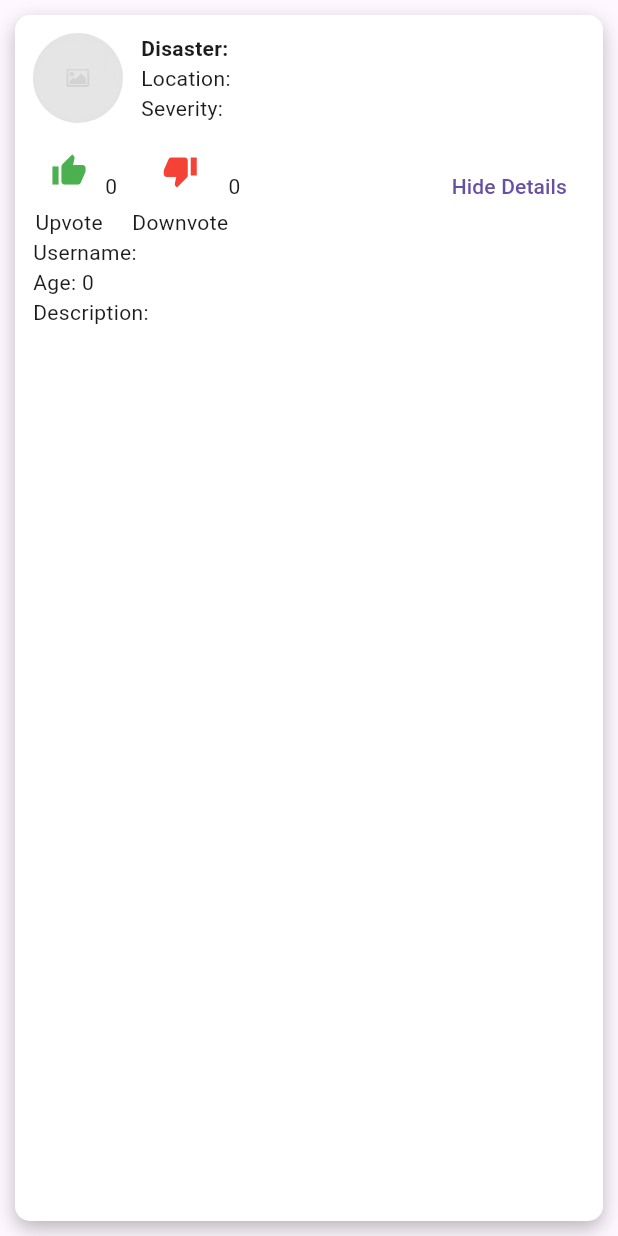
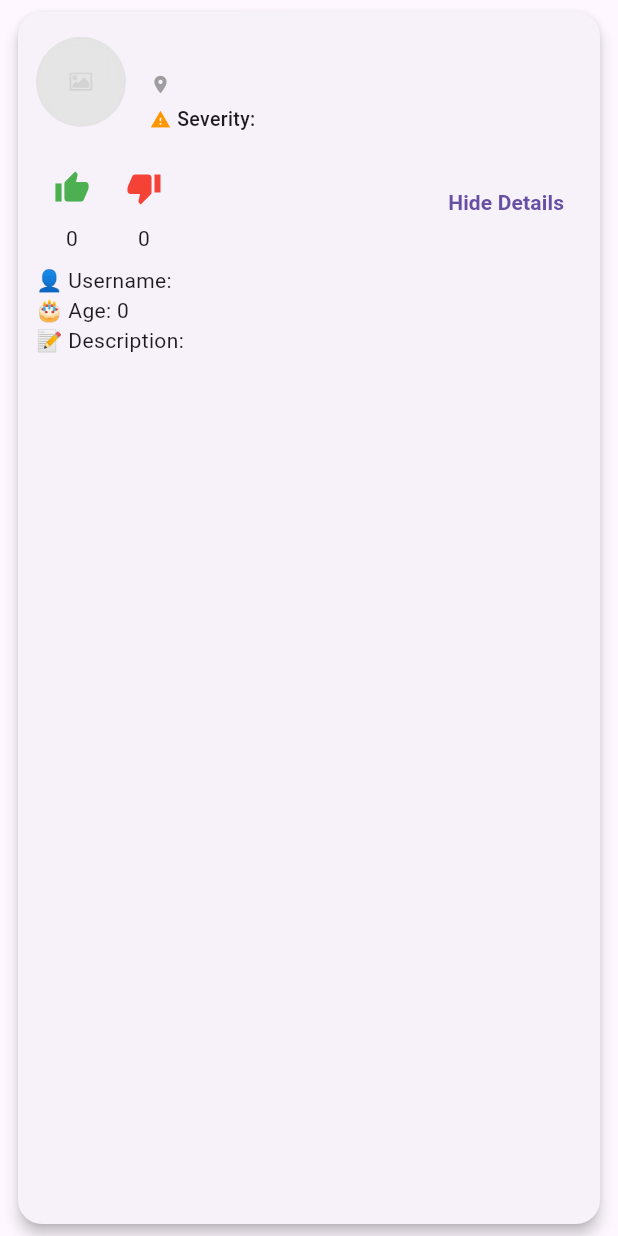
Before and after one commit to vamsikrishnaperuri/Community_Disaster_Management, a Flutter app: the PostCard widget shown alone on an empty page, opened directly with empty values, after a tap on "Show More", on a phone screen of 412 x 824 dp. Run offline on Flutter 3.47's test engine with Material 3 defaults, Android fonts, the phone set to English and light mode, and no system bars; our stand-ins replace cloud_firestore, firebase_auth, firebase_core, firebase_storage, flutter_rating_bar, geocoding and 3 more; accounts and stored records are empty; network calls fail.

Commit message:
UPDATED: Post UI

```diff
--- a/lib/Screens/home_page.dart
+++ b/lib/Screens/home_page.dart
@@ -204,27 +204,16 @@ class _PostCardState extends State<PostCard> {
 
   @override
   Widget build(BuildContext context) {
-    return AnimatedContainer(
-      duration: const Duration(milliseconds: 300),
-      margin: const EdgeInsets.all(10),
-      decoration: BoxDecoration(
-        color: Colors.white,
-        borderRadius: BorderRadius.circular(10),
-        boxShadow: const [
-          BoxShadow(
-            color: Colors.black26,
-            blurRadius: 10,
-            offset: Offset(0, 5),
-          ),
-        ],
-      ),
+    return Card(
+        elevation: 4,
+        margin: const EdgeInsets.symmetric(vertical: 8, horizontal: 12),
+        shape: RoundedRectangleBorder(borderRadius: BorderRadius.circular(16)),
         child: Padding(
           padding: const EdgeInsets.all(12.0),
           child: Column(
             crossAxisAlignment: CrossAxisAlignment.start,
             children: [
               Row(
-              crossAxisAlignment: CrossAxisAlignment.start,
                 children: [
                   // Circular image
                   ClipOval(
@@ -252,23 +241,65 @@ class _PostCardState extends State<PostCard> {
                       fit: BoxFit.cover,
                     ),
                   ),
-                const SizedBox(width: 12),
-                // Info at the right
+                  const SizedBox(width: 16),
+
+                  // Main info
                   Expanded(
                     child: Column(
                       crossAxisAlignment: CrossAxisAlignment.start,
                       children: [
-                      Text('Disaster: ${widget.post.disasterType}',
-                          style: const TextStyle(fontWeight: FontWeight.bold)),
-                      Text('Location: ${widget.post.location}'),
-                      Text('Severity: ${widget.post.severity}'),
+                        Text(
+                          widget.post.disasterType.toUpperCase(),
+                          style: const TextStyle(
+                            fontWeight: FontWeight.bold,
+                            fontSize: 16,
+                          ),
+                        ),
+                        const SizedBox(height: 4),
+                        Row(
+                          children: [
+                            const Icon(Icons.location_on, size: 14, color: Colors.grey),
+                            const SizedBox(width: 4),
+                            Expanded(
+                              child: Text(
+                                widget.post.location,
+                                style: const TextStyle(fontSize: 13, color: Colors.grey),
+                                overflow: TextOverflow.ellipsis,
+                              ),
+                            ),
+                          ],
+                        ),
+                        const SizedBox(height: 4),
+                        Row(
+                          children: [
+                            const Icon(Icons.warning, size: 14, color: Colors.orange),
+                            const SizedBox(width: 4),
+                              const Text(
+                              "Severity: ",
+                              style: TextStyle(fontSize: 13, fontWeight: FontWeight.w500),
+                            ),
+                            Text(
+                              widget.post.severity,
+                              style: TextStyle(
+                                fontSize: 13,
+                                color: widget.post.severity.toLowerCase() == 'high'
+                                    ? Colors.red
+                                    : widget.post.severity.toLowerCase() == 'medium'
+                                    ? Colors.orange
+                                    : Colors.green,
+                                fontWeight: FontWeight.bold,
+                              ),
+                            ),
+                          ],
+                        ),
                       ],
                     ),
                   ),
-
                 ],
               ),
-            const SizedBox(height: 8),
+              const SizedBox(height: 12),
+
+              // Voting and toggle
               Row(
                 mainAxisAlignment: MainAxisAlignment.spaceBetween,
                 children: [
@@ -280,21 +311,18 @@ class _PostCardState extends State<PostCard> {
                             icon: const Icon(Icons.thumb_up, color: Colors.green),
                             onPressed: () => widget.onVote(true),
                           ),
-                        const Text('Upvote'),
+                          Text('${widget.post.upvotes}'),
                         ],
                       ),
-                    Text('${widget.post.upvotes}'),
-                    const SizedBox(width: 10),
                       Column(
                         children: [
                           IconButton(
                             icon: const Icon(Icons.thumb_down, color: Colors.red),
                             onPressed: () => widget.onVote(false),
                           ),
-                        const Text('Downvote'),
+                          Text('${widget.post.downvotes}'),
                         ],
                       ),
-                    Text('${widget.post.downvotes}'),
                     ],
                   ),
                   TextButton(
@@ -303,23 +331,31 @@ class _PostCardState extends State<PostCard> {
                         _showDetails = !_showDetails;
                       });
                     },
-                  child: Text(_showDetails ? "Hide Details" : "Show More"),
+                    child: Text(
+                      _showDetails ? "Hide Details" : "Show More",
+                      style: const TextStyle(fontWeight: FontWeight.bold),
+                    ),
                   ),
                 ],
               ),
-            AnimatedOpacity(
-              opacity: _showDetails ? 1.0 : 0.0,
-              duration: const Duration(milliseconds: 300),
-              child: _showDetails
-                  ? Column(
+
+              // Expandable details
+              AnimatedCrossFade(
+                firstChild: const SizedBox.shrink(),
+                secondChild: Padding(
+                  padding: const EdgeInsets.symmetric(vertical: 8.0),
+                  child: Column(
                     crossAxisAlignment: CrossAxisAlignment.start,
                     children: [
-                  Text('Username: ${widget.post.username}'),
-                  Text('Age: ${widget.post.age}'),
-                  Text('Description: ${widget.post.description}'),
+                      Text("👤 Username: ${widget.post.username}"),
+                      Text("🎂 Age: ${widget.post.age}"),
+                      Text("📝 Description: ${widget.post.description}"),
                     ],
-              )
-                  : Container(),
+                  ),
+                ),
+                crossFadeState:
+                _showDetails ? CrossFadeState.showSecond : CrossFadeState.showFirst,
+                duration: const Duration(milliseconds: 300),
               ),
             ],
           ),
```
Also changed, not shown: 4 other files. Lines whose indentation alone changed are shown as unchanged.
